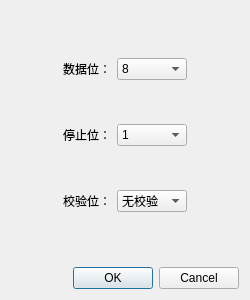
dashao643/SerialTool-Qt, file serialsettingdialog.ui: the form before one commit.
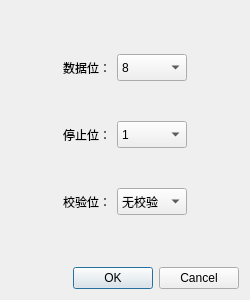
The form after the commit.

Diff of the .ui file:
```diff
--- a/serialsettingdialog.ui
+++ b/serialsettingdialog.ui
@@ -44,7 +44,7 @@
         <property name="minimumSize">
          <size>
           <width>70</width>
-          <height>0</height>
+          <height>27</height>
          </size>
         </property>
         <item>
@@ -95,6 +95,12 @@
       </item>
       <item row="0" column="2">
        <widget class="QComboBox" name="cbBox_DataBit">
+        <property name="minimumSize">
+         <size>
+          <width>0</width>
+          <height>27</height>
+         </size>
+        </property>
         <property name="currentIndex">
          <number>3</number>
         </property>
@@ -138,6 +144,12 @@
       </item>
       <item row="1" column="2">
        <widget class="QComboBox" name="cbBox_StopBit">
+        <property name="minimumSize">
+         <size>
+          <width>0</width>
+          <height>27</height>
+         </size>
+        </property>
         <item>
          <property name="text">
           <string>1</string>
```
